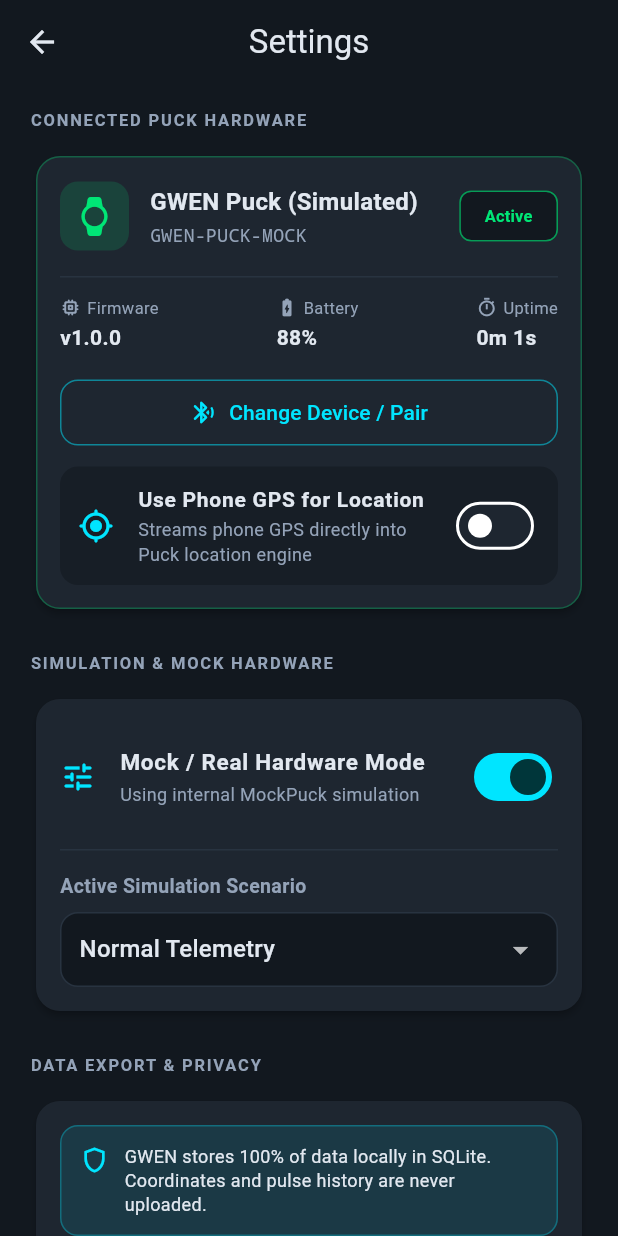
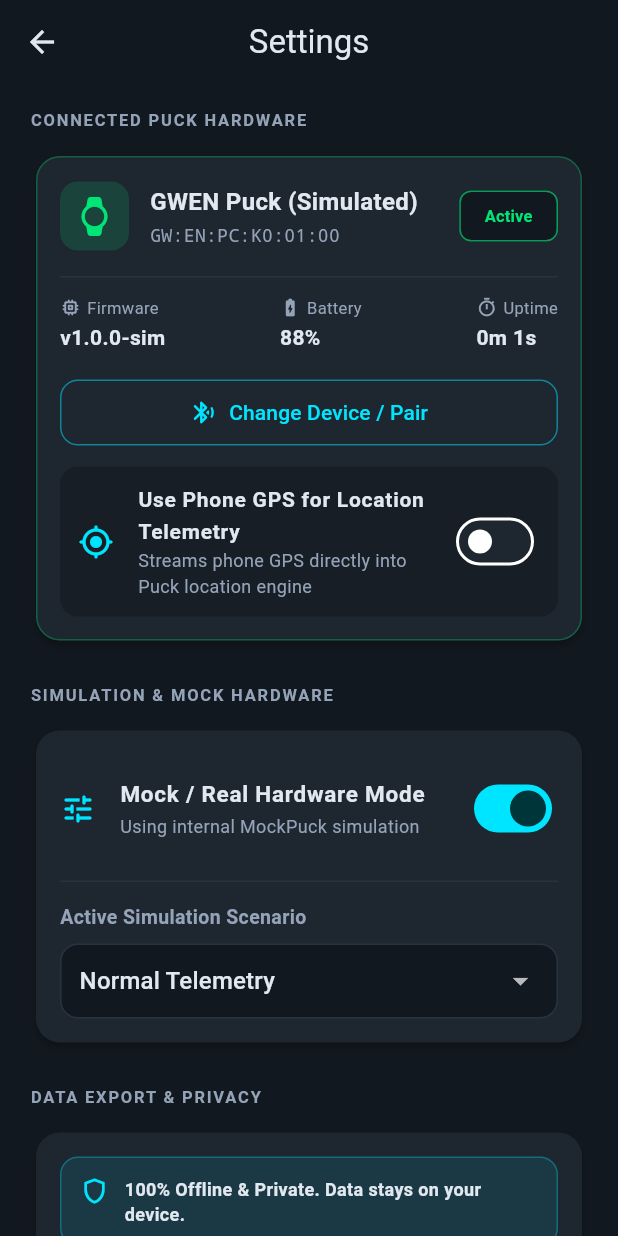
Before and after one commit to sanjeevi-007/Gwe, a Flutter app: the SettingsScreen screen opened directly, on a phone screen of 412 x 824 dp. Run offline on Flutter 3.47's test engine with Material 3 defaults, Android fonts, the phone set to English and light mode, and no system bars; our stand-ins replace drift, fl_chart, flutter_blue_plus, flutter_riverpod, permission_handler, share_plus; accounts and stored records are empty; generated files the repository leaves out were written again.

Commit message:
feat(app): complete M5 settings, phone GPS bridge, CSV/JSON export, and database purge

```diff
--- a/app/lib/data/export_service.dart
+++ b/app/lib/data/export_service.dart
@@ -155,10 +155,9 @@ class ExportService {
     final motion = await motionRepository.getMotionHistory(start, now);
     final gps = await gpsRepository.getGpsHistory(start, now);
 
-    final ts = now.millisecondsSinceEpoch;
-    final pulseFile = File('${dir.path}/gwen_pulse_$ts.csv');
-    final motionFile = File('${dir.path}/gwen_motion_$ts.csv');
-    final gpsFile = File('${dir.path}/gwen_gps_$ts.csv');
+    final pulseFile = File('${dir.path}/pulse_readings.csv');
+    final motionFile = File('${dir.path}/motion_readings.csv');
+    final gpsFile = File('${dir.path}/gps_readings.csv');
 
     await pulseFile.writeAsString(formatPulseCsv(pulse));
     await motionFile.writeAsString(formatMotionCsv(motion));
@@ -181,8 +180,7 @@ class ExportService {
     final gps = await gpsRepository.getGpsHistory(start, now);
     final ai = await aiRepository.getAiHistory(start, now);
 
-    final ts = now.millisecondsSinceEpoch;
-    final jsonFile = File('${dir.path}/gwen_export_$ts.json');
+    final jsonFile = File('${dir.path}/gwen_export.json');
 
     final jsonContent = formatJsonExport(
       pulse: pulse,
--- a/app/lib/features/settings/settings_screen.dart
+++ b/app/lib/features/settings/settings_screen.dart
@@ -237,10 +237,12 @@ class _SettingsScreenState extends ConsumerState<SettingsScreen> {
     final deviceName = isConnected
         ? (isMockMode ? 'GWEN Puck (Simulated)' : 'GWEN Puck')
         : 'Disconnected';
-    final deviceIdText = connectedDeviceId ?? 'GWEN-PUCK-MOCK';
+    final deviceIdText = isMockMode
+        ? 'GW:EN:PC:K0:01:00'
+        : (connectedDeviceId ?? 'GW:EN:PC:K0:01:00');
     final firmwareText = isConnected
-        ? (status != null ? 'v${status.firmwareVersion}' : 'v1.0.0')
-        : 'v1.0.0';
+        ? (isMockMode ? 'v1.0.0-sim' : (status != null ? 'v${status.firmwareVersion}' : 'v1.0.0'))
+        : 'v1.0.0-sim';
     final batteryText = isConnected
         ? (status?.battery != null ? '${status!.battery}%' : '85%')
         : '--';
@@ -387,7 +389,7 @@ class _SettingsScreenState extends ConsumerState<SettingsScreen> {
                         color: AppTheme.darkPrimary,
                       ),
                       title: const Text(
-                        'Use Phone GPS for Location',
+                        'Use Phone GPS for Location Telemetry',
                         style: TextStyle(fontSize: 14, fontWeight: FontWeight.w600),
                       ),
                       subtitle: const Text(
@@ -539,11 +541,11 @@ class _SettingsScreenState extends ConsumerState<SettingsScreen> {
                         SizedBox(width: 10),
                         Expanded(
                           child: Text(
-                            'GWEN stores 100% of data locally in SQLite. Coordinates and pulse history are never uploaded.',
+                            '100% Offline & Private. Data stays on your device.',
                             style: TextStyle(
                               fontSize: 12,
+                              fontWeight: FontWeight.w600,
                               color: AppTheme.darkTextPrimary,
-                              height: 1.35,
                             ),
                           ),
                         ),
@@ -572,7 +574,7 @@ class _SettingsScreenState extends ConsumerState<SettingsScreen> {
                               child: CircularProgressIndicator(strokeWidth: 2),
                             )
                           : const Icon(Icons.table_chart_outlined, size: 20),
-                      label: const Text('Export History as CSV'),
+                      label: const Text('Export History (CSV)'),
                       onPressed: _isExporting ? null : _exportCsv,
                     ),
                   ),
@@ -598,7 +600,7 @@ class _SettingsScreenState extends ConsumerState<SettingsScreen> {
                               child: CircularProgressIndicator(strokeWidth: 2),
                             )
                           : const Icon(Icons.code_rounded, size: 20),
-                      label: const Text('Export History as JSON'),
+                      label: const Text('Export History (JSON)'),
                       onPressed: _isExporting ? null : _exportJson,
                     ),
                   ),
@@ -685,7 +687,7 @@ class _SettingsScreenState extends ConsumerState<SettingsScreen> {
                               ),
                             )
                           : const Icon(Icons.delete_forever_rounded, size: 20),
-                      label: const Text('Delete All Local History'),
+                      label: const Text('Delete All History'),
                       onPressed: _isPurging ? null : _confirmDeleteAllHistory,
                     ),
                   ),
@@ -761,7 +763,7 @@ class _SettingsScreenState extends ConsumerState<SettingsScreen> {
                         ),
                       ),
                       icon: const Icon(Icons.auto_stories_outlined, size: 18),
-                      label: const Text('View App Intro / Onboarding'),
+                      label: const Text('Re-run App Onboarding'),
                       onPressed: () {
                         Navigator.of(context).push(
                           MaterialPageRoute(
```
Also changed, not shown: 2 other files.
